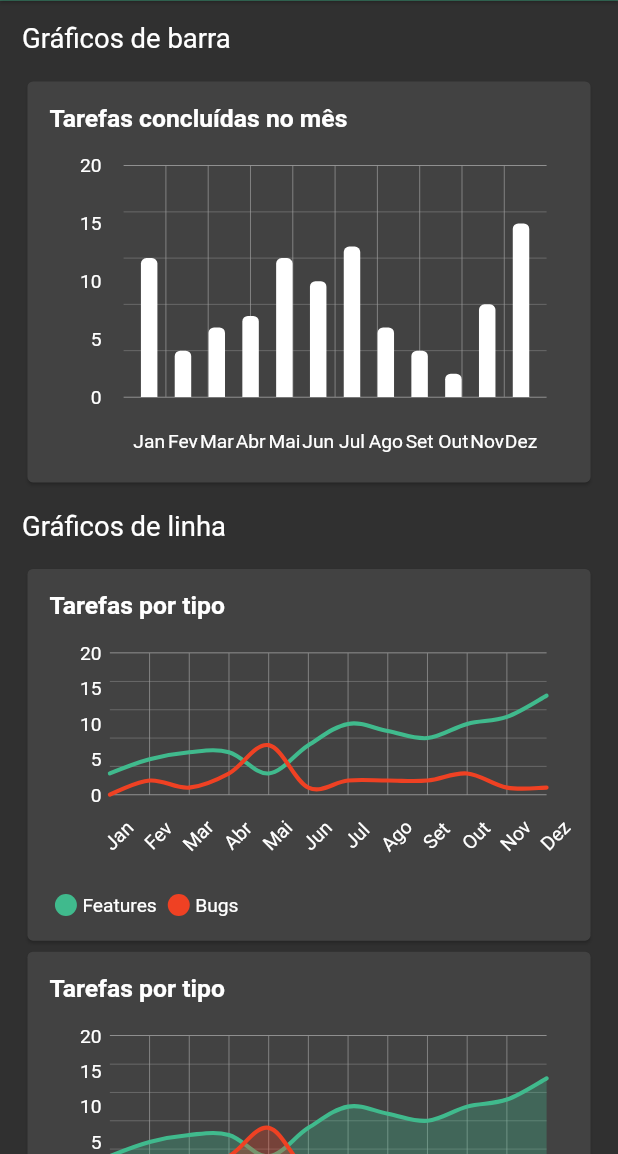
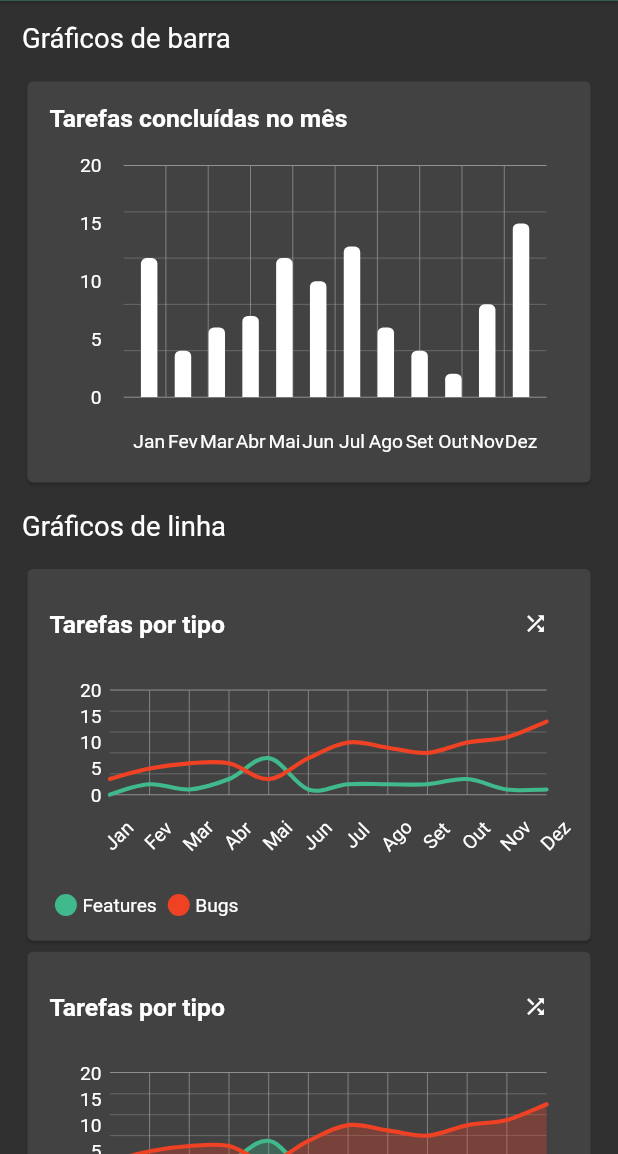
Before and after one commit to giuliacf/flutter_charts_example, a Flutter app: the HomeScreen screen opened by its route, after a tap on "Trocar plugin", on a phone screen of 412 x 824 dp, the part 82-1236 px from its top. Run offline on Flutter 3.47's test engine with Material 2 defaults, Android fonts, the phone set to English and light mode, and no system bars; drawn by our look-alikes of fl_chart; our stand-ins replace flutter_mobx, mobx, responsive_framework; generated files the repository leaves out were written again.

Commit message:
Adiciona shuffle nos dados do gráfico de linha

```diff
--- a/lib/screens/widgets/fl_charts/fl_line_chart.dart
+++ b/lib/screens/widgets/fl_charts/fl_line_chart.dart
@@ -35,7 +35,16 @@
   }
 }
 
-class MultipleLineChart extends StatelessWidget {
+class MultipleLineChart extends StatefulWidget {
+  final bool hasArea;
+
+  MultipleLineChart({Key key, this.hasArea = false}) : super(key: key);
+
+  @override
+  _MultipleLineChartState createState() => _MultipleLineChartState();
+}
+
+class _MultipleLineChartState extends State<MultipleLineChart> {
   final months = [
     'Jan',
     'Fev',
@@ -51,9 +60,12 @@
     'Dez'
   ];
 
-  final bool hasArea;
+  final values = [
+    [0, 2, 1, 3, 7, 1, 2, 2, 2, 3, 1, 1],
+    [3, 5, 6, 6, 3, 7, 10, 9, 8, 10, 11, 14]
+  ];
 
-  MultipleLineChart({Key key, this.hasArea = false}) : super(key: key);
+  bool changeData = false;
 
   @override
   Widget build(BuildContext context) {
@@ -65,6 +77,9 @@
           child: Column(
             crossAxisAlignment: CrossAxisAlignment.start,
             children: <Widget>[
+              Row(
+                mainAxisAlignment: MainAxisAlignment.spaceBetween,
+                children: [
                   const Text(
                     'Tarefas por tipo',
                     style: TextStyle(
@@ -73,12 +88,26 @@
                       fontWeight: FontWeight.bold,
                     ),
                   ),
+                  IconButton(
+                    icon: Icon(Icons.shuffle),
+                    iconSize: 18,
+                    tooltip: 'Trocar dados',
+                    onPressed: () {
+                      setState(() {
+                        changeData = !changeData;
+                      });
+                    },
+                  ),
+                ],
+              ),
               const SizedBox(height: 24),
               Expanded(
                 child: Padding(
                   padding: EdgeInsets.symmetric(horizontal: 16),
                   child: LineChart(
                     lineData(context),
+                    swapAnimationDuration: Duration(milliseconds: 500),
+                    swapAnimationCurve: Curves.easeInOut,
                   ),
                 ),
               ),
@@ -181,53 +210,35 @@
 
   List<LineChartBarData> linesBarData1() {
     final LineChartBarData lineChartBarData2 = LineChartBarData(
-      spots: [
-        FlSpot(0, 0),
-        FlSpot(1, 2),
-        FlSpot(2, 1),
-        FlSpot(3, 3),
-        FlSpot(4, 7),
-        FlSpot(5, 1),
-        FlSpot(6, 2),
-        FlSpot(7, 2),
-        FlSpot(8, 2),
-        FlSpot(9, 3),
-        FlSpot(10, 1),
-        FlSpot(11, 1),
-      ],
+      spots: values[changeData ? 0 : 1]
+          .asMap()
+          .entries
+          .map((value) => FlSpot(value.key.toDouble(), value.value.toDouble()))
+          .toList(),
       isCurved: true,
       colors: [const Color(0xffef4123)],
       barWidth: 3,
       isStrokeCapRound: true,
       dotData: FlDotData(show: false),
       belowBarData: BarAreaData(
-        show: hasArea,
+        show: widget.hasArea,
         colors: [Color(0xffef4123).withOpacity(0.3)],
       ),
     );
 
     final LineChartBarData lineChartBarData1 = LineChartBarData(
-      spots: [
-        FlSpot(0, 3),
-        FlSpot(1, 5),
-        FlSpot(2, 6),
-        FlSpot(3, 6),
-        FlSpot(4, 3),
-        FlSpot(5, 7),
-        FlSpot(6, 10),
-        FlSpot(7, 9),
-        FlSpot(8, 8),
-        FlSpot(9, 10),
-        FlSpot(10, 11),
-        FlSpot(11, 14),
-      ],
+      spots: values[changeData ? 1 : 0]
+          .asMap()
+          .entries
+          .map((value) => FlSpot(value.key.toDouble(), value.value.toDouble()))
+          .toList(),
       isCurved: true,
       colors: [Color(0xff40ba8d)],
       barWidth: 3,
       isStrokeCapRound: true,
       dotData: FlDotData(show: false),
       belowBarData: BarAreaData(
-        show: hasArea,
+        show: widget.hasArea,
         colors: [Color(0xff40ba8d).withOpacity(0.3)],
       ),
     );
```
Lines whose indentation alone changed are shown as unchanged.
